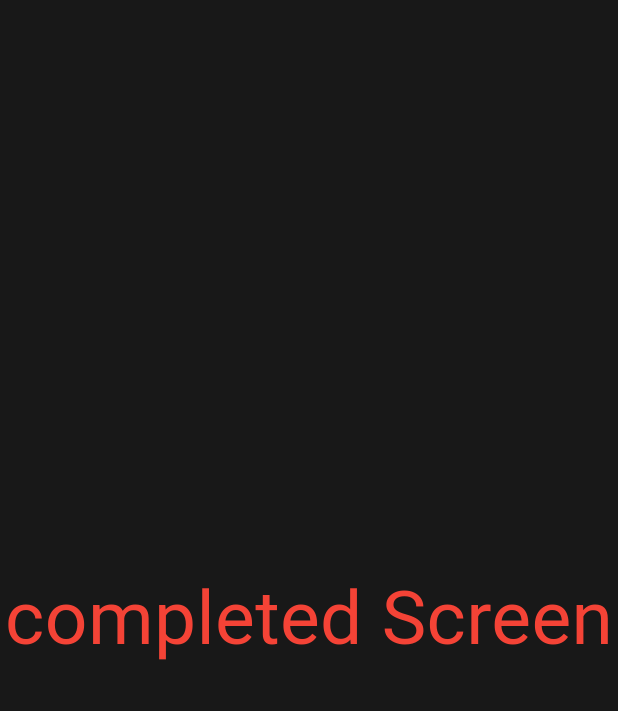
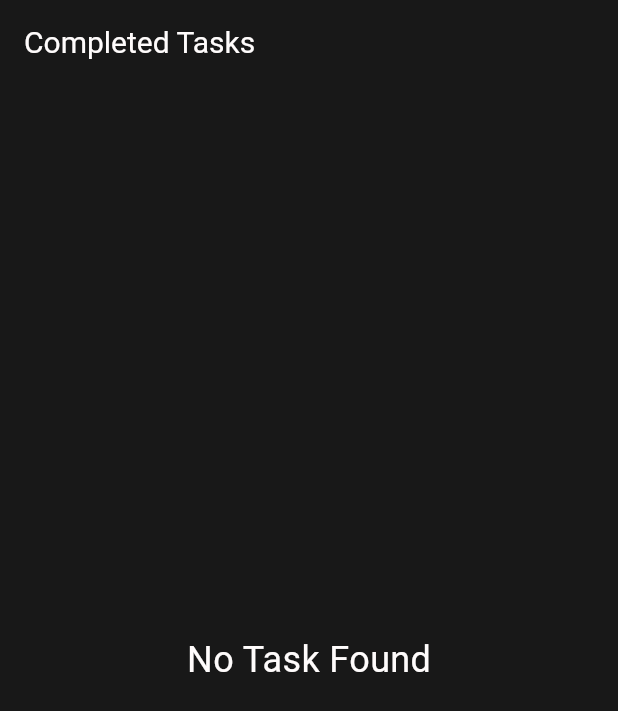
Before and after one commit to Mo-spac/Tasky, a Flutter app: the CompleteTasksScreen screen opened directly, on a phone screen of 412 x 824 dp. Shown: the top 711 px of the screen. Run offline on Flutter 3.47's test engine with Material 3 defaults, Android fonts, the phone set to English and light mode, and no system bars; our stand-ins replace flutter_svg, shared_preferences; accounts and stored records are empty.

Commit message:
create Completed Tasks screen

```diff
--- a/lib/screens/complete_tasks_screen/complete_tasks_screen.dart
+++ b/lib/screens/complete_tasks_screen/complete_tasks_screen.dart
@@ -1,16 +1,96 @@
+import 'dart:convert';
+import 'dart:developer';
+
 import 'package:flutter/material.dart';
+import 'package:shared_preferences/shared_preferences.dart';
+import 'package:tasky/models/task_model.dart';
+import 'package:tasky/widgets/tasks_list_widget.dart';
 
-class CompleteTasksScreen extends StatelessWidget {
+class CompleteTasksScreen extends StatefulWidget {
   const CompleteTasksScreen({super.key});
+
+  @override
+  State<CompleteTasksScreen> createState() => _CompleteTasksScreenState();
+}
+
+class _CompleteTasksScreenState extends State<CompleteTasksScreen> {
+  List<TaskModel> tasks = [];
+  bool isLoading = false;
+
+  @override
+  void initState() {
+    super.initState();
+    _loadTask();
+  }
+
+  void _loadTask() async {
+    setState(() {
+      isLoading = true;
+    });
+    final pref = await SharedPreferences.getInstance();
+    final finalTask = pref.getString("tasks");
+
+    if (finalTask != null) {
+      final taskAfterDecode = jsonDecode(finalTask) as List<dynamic>;
+
+      setState(() {
+        // task = taskAfterDecode;
+        tasks =
+            taskAfterDecode
+                .map((element) => TaskModel.fromJson(element))
+                .where((element) => element.isDone)
+                .toList();
+        // Short for this code
+        // tasks = taskAfterDecode.map((e) => TaskModel.fromJson(e)).toList();
+        // tasks = tasks.where((element) => element.isDone == false).toList();
+      });
+    }
+
+    setState(() {
+      isLoading = false;
+    });
+  }
+
+  Future<void> _saveTasksToPrefs() async {
+    try {
+      final pref = await SharedPreferences.getInstance();
+      final updatedTasks = tasks.map((e) => e.toMap()).toList();
+      final valueEncode = jsonEncode(updatedTasks);
+      await pref.setString("tasks", valueEncode);
+      log("✅ Tasks saved successfully.");
+    } catch (e) {
+      log("❌ Error saving tasks: $e");
+    }
+  }
 
   @override
   Widget build(BuildContext context) {
     return Scaffold(
-      body: Center(
-        child: Text(
-          "completed Screen",
-          style: TextStyle(color: Colors.red, fontSize: 50),
-        ),
+      appBar: AppBar(title: Text("Completed Tasks")),
+      body: Padding(
+        padding: EdgeInsets.all(16.0),
+        child:
+            isLoading
+                ? Center(
+                  child: CircularProgressIndicator(color: Color(0xffFFFCFC)),
+                )
+                : tasks.isEmpty
+                ? Center(
+                  child: Text(
+                    "No Task Found",
+                    style: TextStyle(color: Color(0xffFFFCFC), fontSize: 24),
+                  ),
+                )
+                : TasksListWidget(
+                  tasks: tasks,
+                  onTap: (bool? value, int? index) async {
+                    setState(() {
+                      tasks[index!].isDone = value ?? false;
+                    });
+                    await _saveTasksToPrefs();
+                    _loadTask();
+                  },
+                ),
       ),
     );
   }
```
